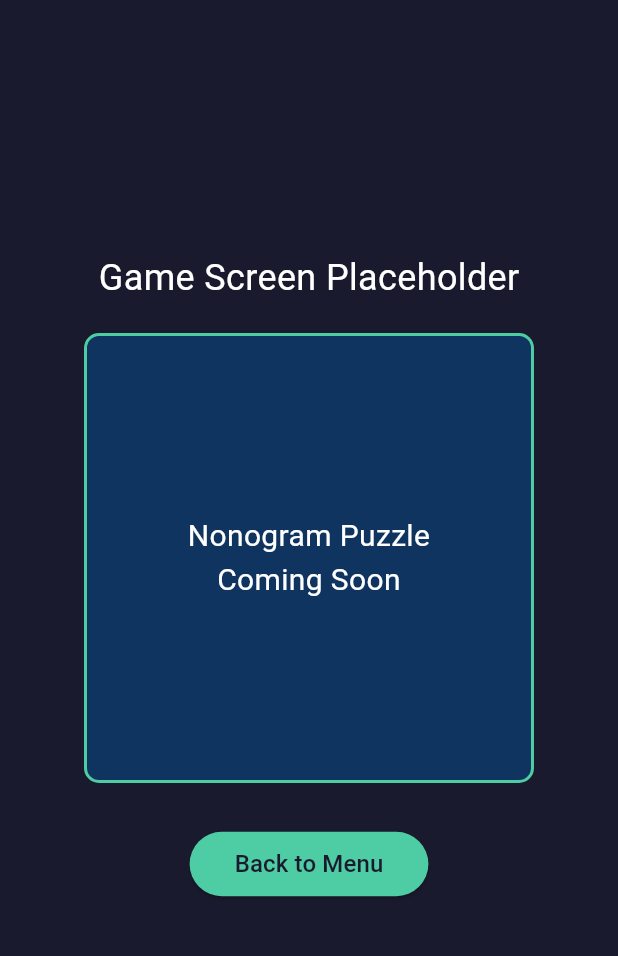
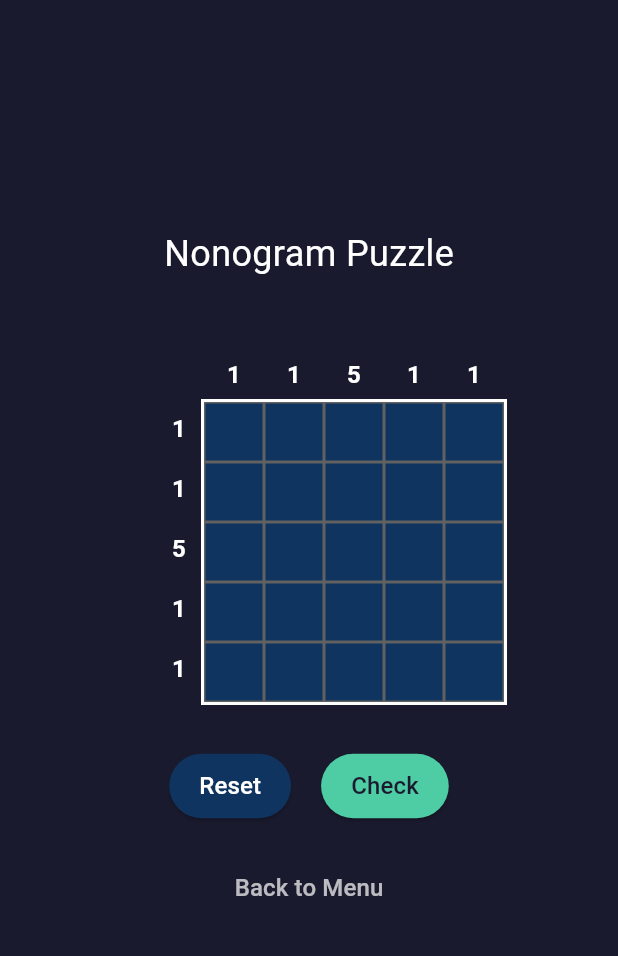
Before and after one commit to sk4ndal-commits/logic_grid, a Flutter app: the GameScreen screen opened directly, on a phone screen of 412 x 824 dp, the part 84-1040 px from its top. Run offline on Flutter 3.47's test engine with Material 3 defaults, Android fonts, the phone set to English and light mode, and no system bars; missing offline and left inert: flame.

Commit message:
Add nonogram grid functionality and initial UI

```diff
--- /dev/null
+++ b/lib/game/grid_model.dart
@@ -0,0 +1,183 @@
+import 'package:flutter/foundation.dart';
+
+/// Represents the possible states of a cell in the grid
+enum CellState {
+  empty,    // Cell is empty
+  filled,   // Cell is filled (correct)
+  marked,   // Cell is marked with an X (definitely not filled)
+}
+
+/// Model class for the nonogram puzzle grid
+class GridModel extends ChangeNotifier {
+  // Grid size (5x5)
+  static const int gridSize = 5;
+
+  // The solution grid (true = filled, false = empty)
+  final List<List<bool>> _solution;
+
+  // The current state of each cell in the grid
+  final List<List<CellState>> _grid;
+
+  // Row clues (numbers at the left of each row)
+  final List<List<int>> rowClues;
+
+  // Column clues (numbers at the top of each column)
+  final List<List<int>> columnClues;
+
+  /// Constructor that takes a solution grid and generates clues
+  GridModel({List<List<bool>>? solution})
+      : _solution = solution ?? _generateDefaultSolution(),
+        _grid = List.generate(
+            gridSize, (_) => List.filled(gridSize, CellState.empty)),
+        rowClues = [],
+        columnClues = [] {
+    // Generate clues based on the solution
+    _generateClues();
+  }
+
+  /// Generates a default solution if none is provided
+  static List<List<bool>> _generateDefaultSolution() {
+    // Simple pattern for testing (a plus sign)
+    return [
+      [false, false, true, false, false],
+      [false, false, true, false, false],
+      [true, true, true, true, true],
+      [false, false, true, false, false],
+      [false, false, true, false, false],
+    ];
+  }
+
+  /// Generates row and column clues based on the solution
+  void _generateClues() {
+    // Generate row clues
+    for (int row = 0; row < gridSize; row++) {
+      List<int> clues = [];
+      int count = 0;
+
+      for (int col = 0; col < gridSize; col++) {
+        if (_solution[row][col]) {
+          count++;
+        } else if (count > 0) {
+          clues.add(count);
+          count = 0;
+        }
+      }
+
+      if (count > 0) {
+        clues.add(count);
+      }
+
+      // If there are no filled cells in this row, add a 0
+      if (clues.isEmpty) {
+        clues.add(0);
+      }
+
+      rowClues.add(clues);
+    }
+
+    // Generate column clues
+    for (int col = 0; col < gridSize; col++) {
+      List<int> clues = [];
+      int count = 0;
+
+      for (int row = 0; row < gridSize; row++) {
+        if (_solution[row][col]) {
+          count++;
+        } else if (count > 0) {
+          clues.add(count);
+          count = 0;
+        }
+      }
+
+      if (count > 0) {
+        clues.add(count);
+      }
+
+      // If there are no filled cells in this column, add a 0
+      if (clues.isEmpty) {
+        clues.add(0);
+      }
+
+      columnClues.add(clues);
+    }
+  }
+
+  /// Get the current state of the grid
+  List<List<CellState>> get grid => _grid;
+
+  /// Get the solution grid
+  List<List<bool>> get solution => _solution;
+
+  /// Toggle the state of a cell at the given row and column
+  void toggleCellState(int row, int col) {
+    if (row < 0 || row >= gridSize || col < 0 || col >= gridSize) {
+      return; // Out of bounds
+    }
+
+    // Cycle through states: empty -> filled -> marked -> empty
+    switch (_grid[row][col]) {
+      case CellState.empty:
+        _grid[row][col] = CellState.filled;
+        break;
+      case CellState.filled:
+        _grid[row][col] = CellState.marked;
+        break;
+      case CellState.marked:
+        _grid[row][col] = CellState.empty;
+        break;
+    }
+
+    // Notify listeners that the grid has changed
+    notifyListeners();
+  }
+
+  /// Check if the current grid matches the solution
+  bool checkSolution() {
+    for (int row = 0; row < gridSize; row++) {
+      for (int col = 0; col < gridSize; col++) {
+        // If a cell should be filled but isn't, or shouldn't be filled but is
+        if ((_solution[row][col] && _grid[row][col] != CellState.filled) ||
+            (!_solution[row][col] && _grid[row][col] == CellState.filled)) {
+          return false;
+        }
+      }
+    }
+    return true;
+  }
+
+  /// Check if a row is correctly filled
+  bool isRowCorrect(int row) {
+    if (row < 0 || row >= gridSize) return false;
+
+    for (int col = 0; col < gridSize; col++) {
+      if ((_solution[row][col] && _grid[row][col] != CellState.filled) ||
+          (!_solution[row][col] && _grid[row][col] == CellState.filled)) {
+        return false;
+      }
+    }
+    return true;
+  }
+
+  /// Check if a column is correctly filled
+  bool isColumnCorrect(int col) {
+    if (col < 0 || col >= gridSize) return false;
+
+    for (int row = 0; row < gridSize; row++) {
+      if ((_solution[row][col] && _grid[row][col] != CellState.filled) ||
+          (!_solution[row][col] && _grid[row][col] == CellState.filled)) {
+        return false;
+      }
+    }
+    return true;
+  }
+
+  /// Reset the grid to all empty cells
+  void resetGrid() {
+    for (int row = 0; row < gridSize; row++) {
+      for (int col = 0; col < gridSize; col++) {
+        _grid[row][col] = CellState.empty;
+      }
+    }
+    notifyListeners();
+  }
+}
--- /dev/null
+++ b/lib/game/grid_widget.dart
@@ -0,0 +1,186 @@
+import 'package:flutter/material.dart';
+import 'package:provider/provider.dart';
+import 'package:logic_grid/game/grid_model.dart';
+
+/// Widget that displays the nonogram grid with clues
+class GridWidget extends StatelessWidget {
+  const GridWidget({super.key});
+
+  @override
+  Widget build(BuildContext context) {
+    return Consumer<GridModel>(
+      builder: (context, gridModel, child) {
+        return Column(
+          mainAxisSize: MainAxisSize.min,
+          children: [
+            // Column clues and grid
+            Row(
+              mainAxisAlignment: MainAxisAlignment.center,
+              crossAxisAlignment: CrossAxisAlignment.start,
+              children: [
+                // Empty space in top-left corner
+                SizedBox(
+                  width: 60,
+                  height: 60,
+                ),
+
+                // Column clues
+                _buildColumnClues(gridModel),
+              ],
+            ),
+
+            // Row clues and grid cells
+            Row(
+              mainAxisAlignment: MainAxisAlignment.center,
+              crossAxisAlignment: CrossAxisAlignment.start,
+              children: [
+                // Row clues
+                _buildRowClues(gridModel),
+
+                // Grid cells
+                _buildGrid(context, gridModel),
+              ],
+            ),
+          ],
+        );
+      },
+    );
+  }
+
+  /// Builds the column clues (numbers at the top of each column)
+  Widget _buildColumnClues(GridModel gridModel) {
+    return Row(
+      mainAxisSize: MainAxisSize.min,
+      crossAxisAlignment: CrossAxisAlignment.end,
+      children: List.generate(GridModel.gridSize, (col) {
+        return Container(
+          width: 40,
+          height: 60,
+          alignment: Alignment.bottomCenter,
+          padding: EdgeInsets.only(bottom: 5),
+          child: Column(
+            mainAxisSize: MainAxisSize.min,
+            children: [
+              ...gridModel.columnClues[col].map((clue) => Text(
+                clue.toString(),
+                style: TextStyle(
+                  color: Colors.white,
+                  fontWeight: FontWeight.bold,
+                  fontSize: 16,
+                ),
+              )),
+            ],
+          ),
+        );
+      }),
+    );
+  }
+
+  /// Builds the row clues (numbers at the left of each row)
+  Widget _buildRowClues(GridModel gridModel) {
+    return Column(
+      mainAxisSize: MainAxisSize.min,
+      crossAxisAlignment: CrossAxisAlignment.end,
+      children: List.generate(GridModel.gridSize, (row) {
+        return Container(
+          width: 60,
+          height: 40,
+          alignment: Alignment.centerRight,
+          padding: EdgeInsets.only(right: 5),
+          child: Row(
+            mainAxisSize: MainAxisSize.min,
+            children: [
+              ...gridModel.rowClues[row].map((clue) => Padding(
+                padding: EdgeInsets.only(right: 5),
+                child: Text(
+                  clue.toString(),
+                  style: TextStyle(
+                    color: Colors.white,
+                    fontWeight: FontWeight.bold,
+                    fontSize: 16,
+                  ),
+                ),
+              )),
+            ],
+          ),
+        );
+      }),
+    );
+  }
+
+  /// Builds the main grid of cells
+  Widget _buildGrid(BuildContext context, GridModel gridModel) {
+    return Container(
+      decoration: BoxDecoration(
+        border: Border.all(color: Colors.white, width: 2),
+      ),
+      child: Column(
+        mainAxisSize: MainAxisSize.min,
+        children: List.generate(GridModel.gridSize, (row) {
+          return Row(
+            mainAxisSize: MainAxisSize.min,
+            children: List.generate(GridModel.gridSize, (col) {
+              return _buildCell(context, gridModel, row, col);
+            }),
+          );
+        }),
+      ),
+    );
+  }
+
+  /// Builds an individual cell in the grid
+  Widget _buildCell(BuildContext context, GridModel gridModel, int row, int col) {
+    final cellState = gridModel.grid[row][col];
+    final isCorrectRow = gridModel.isRowCorrect(row);
+    final isCorrectCol = gridModel.isColumnCorrect(col);
+
+    return GestureDetector(
+      onTap: () {
+        gridModel.toggleCellState(row, col);
+      },
+      child: Container(
+        width: 40,
+        height: 40,
+        decoration: BoxDecoration(
+          color: _getCellColor(cellState),
+          border: Border.all(
+            color: Colors.grey.shade700,
+            width: 1,
+          ),
+        ),
+        child: Center(
+          child: _getCellContent(cellState),
+        ),
+      ),
+    );
+  }
+
+  /// Gets the background color for a cell based on its state
+  Color _getCellColor(CellState state) {
+    switch (state) {
+      case CellState.filled:
+        return const Color(0xFF4ECCA3); // Green for filled cells
+      case CellState.empty:
+      case CellState.marked:
+        return const Color(0xFF0F3460); // Dark blue for empty/marked cells
+    }
+  }
+
+  /// Gets the content (icon or text) for a cell based on its state
+  Widget _getCellContent(CellState state) {
+    switch (state) {
+      case CellState.marked:
+        return const Text(
+          'X',
+          style: TextStyle(
+            color: Colors.red,
+            fontWeight: FontWeight.bold,
+            fontSize: 20,
+          ),
+        );
+      case CellState.filled:
+      case CellState.empty:
+        return const SizedBox.shrink();
+    }
+  }
+}
--- a/lib/screens/game_screen.dart
+++ b/lib/screens/game_screen.dart
@@ -1,13 +1,16 @@
 import 'package:flutter/material.dart';
-import 'package:flame/game.dart';
-import 'package:logic_grid/game/logic_grid_game.dart';
+import 'package:provider/provider.dart';
+import 'package:logic_grid/game/grid_model.dart';
+import 'package:logic_grid/game/grid_widget.dart';
 
 class GameScreen extends StatelessWidget {
   const GameScreen({super.key});
 
   @override
   Widget build(BuildContext context) {
-    return Scaffold(
+    return ChangeNotifierProvider(
+      create: (context) => GridModel(),
+      child: Scaffold(
         backgroundColor: const Color(0xFF1A1A2E),
         appBar: AppBar(
           backgroundColor: const Color(0xFF0F3460),
@@ -21,8 +24,6 @@ class GameScreen extends StatelessWidget {
           ),
         ),
         body: Center(
-        // This is a placeholder for the actual Flame game
-        // In the future, we'll replace this with a GameWidget<LogicGridGame>
           child: Container(
             width: double.infinity,
             height: double.infinity,
@@ -31,43 +32,63 @@ class GameScreen extends StatelessWidget {
               mainAxisAlignment: MainAxisAlignment.center,
               children: [
                 const Text(
-                'Game Screen Placeholder',
+                  'Nonogram Puzzle',
                   style: TextStyle(
                     fontSize: 24,
                     color: Colors.white,
                   ),
                 ),
                 const SizedBox(height: 20),
-              Container(
-                width: 300,
-                height: 300,
-                decoration: BoxDecoration(
-                  color: const Color(0xFF0F3460),
-                  borderRadius: BorderRadius.circular(10),
-                  border: Border.all(color: const Color(0xFF4ECCA3), width: 2),
+
+                // Grid widget with clues
+                const GridWidget(),
+
+                const SizedBox(height: 30),
+
+                // Game controls
+                Consumer<GridModel>(
+                  builder: (context, gridModel, child) {
+                    return Row(
+                      mainAxisAlignment: MainAxisAlignment.center,
+                      children: [
+                        // Reset button
+                        ElevatedButton(
+                          onPressed: () {
+                            gridModel.resetGrid();
+                          },
+                          style: ElevatedButton.styleFrom(
+                            backgroundColor: const Color(0xFF0F3460),
+                            padding: const EdgeInsets.symmetric(horizontal: 20, vertical: 10),
                           ),
-                child: const Center(
-                  child: Text(
-                    'Nonogram Puzzle\nComing Soon',
-                    textAlign: TextAlign.center,
+                          child: const Text(
+                            'Reset',
                             style: TextStyle(
-                      fontSize: 20,
+                              fontSize: 16,
                               color: Colors.white,
                             ),
                           ),
                         ),
-              ),
-              const SizedBox(height: 30),
+                        const SizedBox(width: 20),
+
+                        // Check solution button
                         ElevatedButton(
                           onPressed: () {
-                  Navigator.of(context).pop();
+                            final isCorrect = gridModel.checkSolution();
+                            ScaffoldMessenger.of(context).showSnackBar(
+                              SnackBar(
+                                content: Text(
+                                  isCorrect ? 'Correct! Well done!' : 'Not quite right. Keep trying!',
+                                ),
+                                backgroundColor: isCorrect ? Colors.green : Colors.red,
+                              ),
+                            );
                           },
                           style: ElevatedButton.styleFrom(
                             backgroundColor: const Color(0xFF4ECCA3),
-                  padding: const EdgeInsets.symmetric(horizontal: 30, vertical: 10),
+                            padding: const EdgeInsets.symmetric(horizontal: 20, vertical: 10),
                           ),
                           child: const Text(
-                  'Back to Menu',
+                            'Check',
                             style: TextStyle(
                               fontSize: 16,
                               color: Color(0xFF1A1A2E),
@@ -75,6 +96,27 @@ class GameScreen extends StatelessWidget {
                           ),
                         ),
                       ],
+                    );
+                  },
+                ),
+
+                const SizedBox(height: 20),
+
+                // Back to menu button
+                TextButton(
+                  onPressed: () {
+                    Navigator.of(context).pop();
+                  },
+                  child: const Text(
+                    'Back to Menu',
+                    style: TextStyle(
+                      fontSize: 16,
+                      color: Colors.white70,
+                    ),
+                  ),
+                ),
+              ],
+            ),
           ),
         ),
       ),
```
Also changed, not shown: 1 other file. Lines whose indentation alone changed are shown as unchanged.
